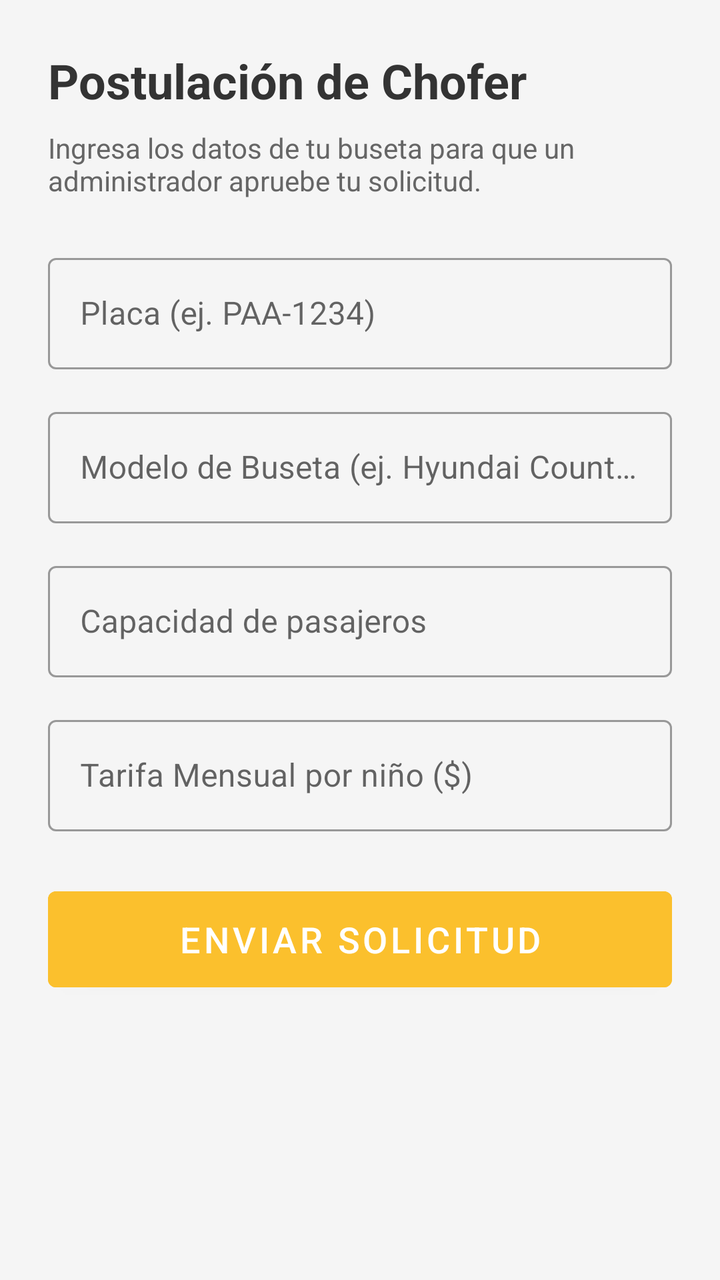
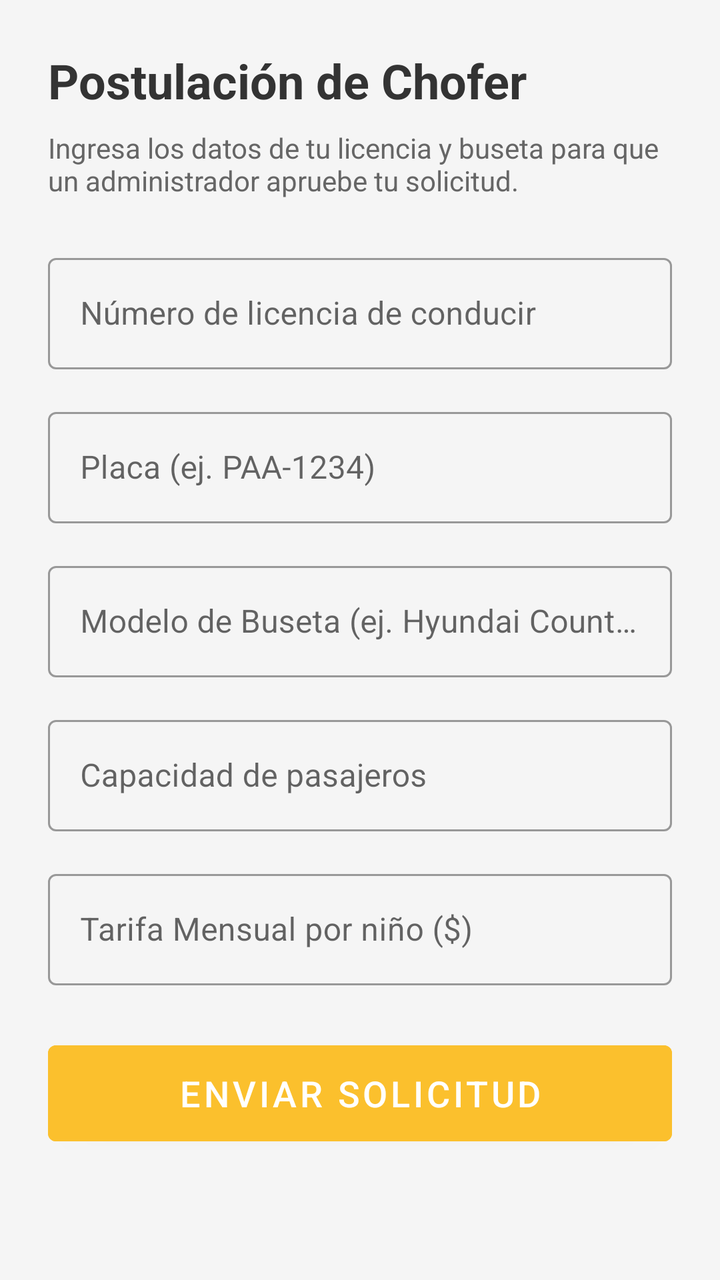

Before-and-after screenshots of an Android layout around one commit, followed by the original layout XML and the change that was made.
<!-- AndroidManifest.xml: application theme Theme.BusetaEscolarApp -->
<!-- res/layout/activity_solicitud_chofer.xml -->
<?xml version="1.0" encoding="utf-8"?>
<ScrollView xmlns:android="http://schemas.android.com/apk/res/android"
    android:layout_width="match_parent"
    android:layout_height="match_parent"
    android:background="#F5F5F5"
    android:padding="24dp">

    <LinearLayout
        android:layout_width="match_parent"
        android:layout_height="wrap_content"
        android:orientation="vertical">

        <TextView
            android:layout_width="match_parent"
            android:layout_height="wrap_content"
            android:text="Postulación de Chofer"
            android:textSize="24sp"
            android:textStyle="bold"
            android:textColor="#333333"
            android:layout_marginBottom="8dp" />

        <TextView
            android:layout_width="match_parent"
            android:layout_height="wrap_content"
            android:text="Ingresa los datos de tu buseta para que un administrador apruebe tu solicitud."
            android:textColor="#666666"
            android:layout_marginBottom="24dp" />

        <com.google.android.material.textfield.TextInputLayout
            android:layout_width="match_parent"
            android:layout_height="wrap_content"
            android:layout_marginBottom="16dp"
            style="@style/Widget.MaterialComponents.TextInputLayout.OutlinedBox">

            <com.google.android.material.textfield.TextInputEditText
                android:id="@+id/etPlaca"
                android:layout_width="match_parent"
                android:layout_height="wrap_content"
                android:hint="Placa (ej. PAA-1234)"
                android:inputType="textCapCharacters" />
        </com.google.android.material.textfield.TextInputLayout>

        <com.google.android.material.textfield.TextInputLayout
            android:layout_width="match_parent"
            android:layout_height="wrap_content"
            android:layout_marginBottom="16dp"
            style="@style/Widget.MaterialComponents.TextInputLayout.OutlinedBox">

            <com.google.android.material.textfield.TextInputEditText
                android:id="@+id/etModelo"
                android:layout_width="match_parent"
                android:layout_height="wrap_content"
                android:hint="Modelo de Buseta (ej. Hyundai County)"
                android:inputType="textCapWords" />
        </com.google.android.material.textfield.TextInputLayout>

        <com.google.android.material.textfield.TextInputLayout
            android:layout_width="match_parent"
            android:layout_height="wrap_content"
            android:layout_marginBottom="16dp"
            style="@style/Widget.MaterialComponents.TextInputLayout.OutlinedBox">

            <com.google.android.material.textfield.TextInputEditText
                android:id="@+id/etCapacidad"
                android:layout_width="match_parent"
                android:layout_height="wrap_content"
                android:hint="Capacidad de pasajeros"
                android:inputType="number" />
        </com.google.android.material.textfield.TextInputLayout>

        <com.google.android.material.textfield.TextInputLayout
            android:layout_width="match_parent"
            android:layout_height="wrap_content"
            android:layout_marginBottom="24dp"
            style="@style/Widget.MaterialComponents.TextInputLayout.OutlinedBox">

            <com.google.android.material.textfield.TextInputEditText
                android:id="@+id/etTarifa"
                android:layout_width="match_parent"
                android:layout_height="wrap_content"
                android:hint="Tarifa Mensual por niño ($)"
                android:inputType="numberDecimal" />
        </com.google.android.material.textfield.TextInputLayout>

        <Button
            android:id="@+id/btnEnviarSolicitud"
            android:layout_width="match_parent"
            android:layout_height="60dp"
            android:text="Enviar Solicitud"
            android:textSize="18sp"
            android:backgroundTint="#FBC02D"
            android:textColor="#FFFFFF" />

    </LinearLayout>
</ScrollView>
<!-- resources referenced by this layout -->
<resources>
  <style name="Theme.BusetaEscolarApp" parent="Theme.MaterialComponents.Light.NoActionBar" />
</resources>

<!-- the commit's change to res/layout/activity_solicitud_chofer.xml (unified diff, before → after) -->
@@ -22,9 +22,23 @@
         <TextView
             android:layout_width="match_parent"
             android:layout_height="wrap_content"
-            android:text="Ingresa los datos de tu buseta para que un administrador apruebe tu solicitud."
+            android:text="Ingresa los datos de tu licencia y buseta para que un administrador apruebe tu solicitud."
             android:textColor="#666666"
             android:layout_marginBottom="24dp" />
+
+        <com.google.android.material.textfield.TextInputLayout
+            android:layout_width="match_parent"
+            android:layout_height="wrap_content"
+            android:layout_marginBottom="16dp"
+            style="@style/Widget.MaterialComponents.TextInputLayout.OutlinedBox">
+
+            <com.google.android.material.textfield.TextInputEditText
+                android:id="@+id/etLicencia"
+                android:layout_width="match_parent"
+                android:layout_height="wrap_content"
+                android:hint="Número de licencia de conducir"
+                android:inputType="textCapCharacters" />
+        </com.google.android.material.textfield.TextInputLayout>
 
         <com.google.android.material.textfield.TextInputLayout
             android:layout_width="match_parent"
